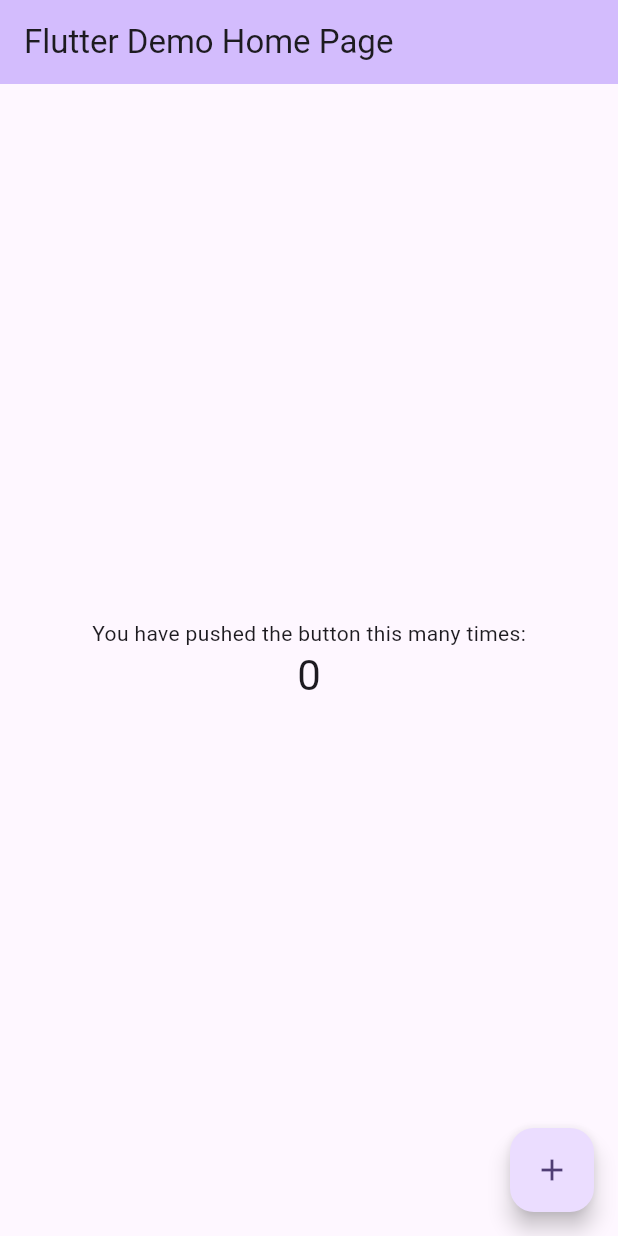
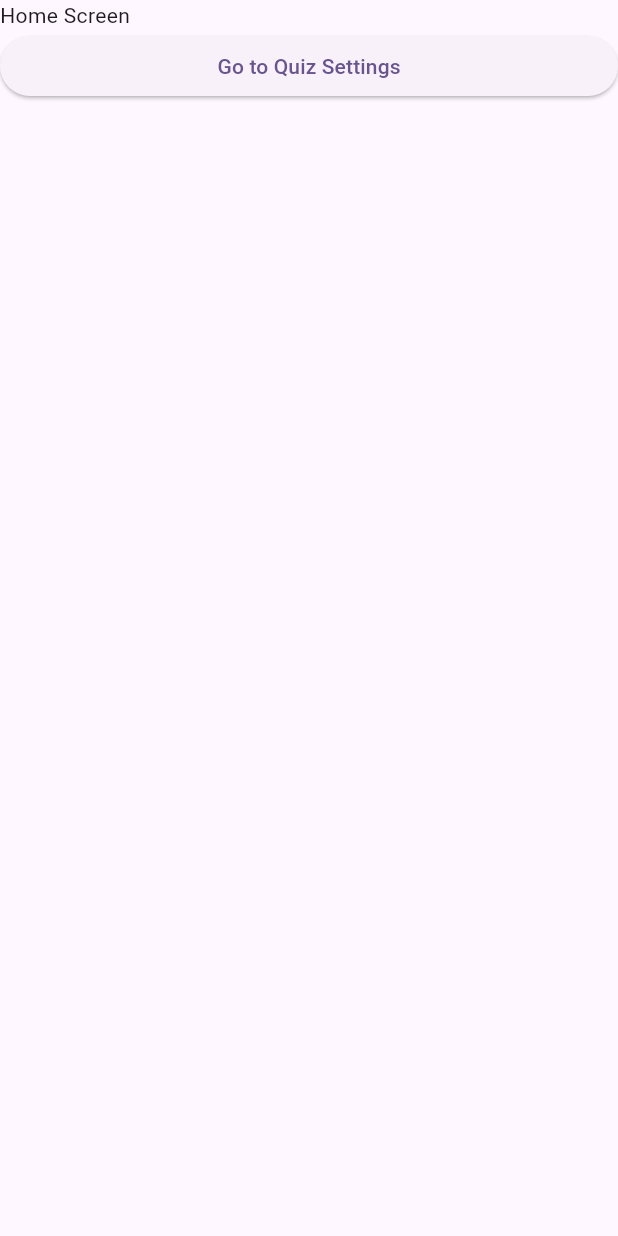
Before and after one commit to cavareal/Quiz_Flutter, a Flutter app: the screen it shows after launch, on a phone screen of 412 x 824 dp. Run offline on Flutter 3.47's test engine with Material 3 defaults, Android fonts, the phone set to English and light mode, and no system bars.

Commit message:
feat: add the home screen and the settings screen

```diff
--- a/lib/main.dart
+++ b/lib/main.dart
@@ -1,4 +1,6 @@
 import 'package:flutter/material.dart';
+import 'package:quizz/ui/screens/home_screen.dart';
+import 'package:quizz/ui/screens/quiz_settings_screen.dart';
 
 void main() {
   runApp(const MyApp());
@@ -13,113 +15,14 @@
     return MaterialApp(
       title: 'Flutter Demo',
       theme: ThemeData(
-        // This is the theme of your application.
-        //
-        // TRY THIS: Try running your application with "flutter run". You'll see
-        // the application has a purple toolbar. Then, without quitting the app,
-        // try changing the seedColor in the colorScheme below to Colors.green
-        // and then invoke "hot reload" (save your changes or press the "hot
-        // reload" button in a Flutter-supported IDE, or press "r" if you used
-        // the command line to start the app).
-        //
-        // Notice that the counter didn't reset back to zero; the application
-        // state is not lost during the reload. To reset the state, use hot
-        // restart instead.
-        //
-        // This works for code too, not just values: Most code changes can be
-        // tested with just a hot reload.
         colorScheme: ColorScheme.fromSeed(seedColor: Colors.deepPurple),
         useMaterial3: true,
       ),
-      home: const MyHomePage(title: 'Flutter Demo Home Page'),
+      routes: {
+        '/home': (context) => const HomeScreen(),
+        '/quiz-settings': (context) => const QuizSettingsScreen(),
+      },
+      initialRoute: '/home',
     );
   }
 }
-
-class MyHomePage extends StatefulWidget {
-  const MyHomePage({super.key, required this.title});
-
-  // This widget is the home page of your application. It is stateful, meaning
-  // that it has a State object (defined below) that contains fields that affect
-  // how it looks.
-
-  // This class is the configuration for the state. It holds the values (in this
-  // case the title) provided by the parent (in this case the App widget) and
-  // used by the build method of the State. Fields in a Widget subclass are
-  // always marked "final".
-
-  final String title;
-
-  @override
-  State<MyHomePage> createState() => _MyHomePageState();
-}
-
-class _MyHomePageState extends State<MyHomePage> {
-  int _counter = 0;
-
-  void _incrementCounter() {
-    setState(() {
-      // This call to setState tells the Flutter framework that something has
-      // changed in this State, which causes it to rerun the build method below
-      // so that the display can reflect the updated values. If we changed
-      // _counter without calling setState(), then the build method would not be
-      // called again, and so nothing would appear to happen.
-      _counter++;
-    });
-  }
-
-  @override
-  Widget build(BuildContext context) {
-    // This method is rerun every time setState is called, for instance as done
-    // by the _incrementCounter method above.
-    //
-    // The Flutter framework has been optimized to make rerunning build methods
-    // fast, so that you can just rebuild anything that needs updating rather
-    // than having to individually change instances of widgets.
-    return Scaffold(
-      appBar: AppBar(
-        // TRY THIS: Try changing the color here to a specific color (to
-        // Colors.amber, perhaps?) and trigger a hot reload to see the AppBar
-        // change color while the other colors stay the same.
-        backgroundColor: Theme.of(context).colorScheme.inversePrimary,
-        // Here we take the value from the MyHomePage object that was created by
-        // the App.build method, and use it to set our appbar title.
-        title: Text(widget.title),
-      ),
-      body: Center(
-        // Center is a layout widget. It takes a single child and positions it
-        // in the middle of the parent.
-        child: Column(
-          // Column is also a layout widget. It takes a list of children and
-          // arranges them vertically. By default, it sizes itself to fit its
-          // children horizontally, and tries to be as tall as its parent.
-          //
-          // Column has various properties to control how it sizes itself and
-          // how it positions its children. Here we use mainAxisAlignment to
-          // center the children vertically; the main axis here is the vertical
-          // axis because Columns are vertical (the cross axis would be
-          // horizontal).
-          //
-          // TRY THIS: Invoke "debug painting" (choose the "Toggle Debug Paint"
-          // action in the IDE, or press "p" in the console), to see the
-          // wireframe for each widget.
-          mainAxisAlignment: MainAxisAlignment.center,
-          children: <Widget>[
-            const Text(
-              'You have pushed the button this many times:',
-            ),
-            Text(
-              '$_counter',
-              style: Theme.of(context).textTheme.headlineMedium,
-            ),
-          ],
-        ),
-      ),
-      floatingActionButton: FloatingActionButton(
-        onPressed: _incrementCounter,
-        tooltip: 'Increment',
-        child: const Icon(Icons.add),
-      ), // This trailing comma makes auto-formatting nicer for build methods.
-    );
-  }
-}
--- /dev/null
+++ b/lib/ui/screens/home_screen.dart
@@ -0,0 +1,24 @@
+import 'package:flutter/material.dart';
+
+class HomeScreen extends StatelessWidget {
+  const HomeScreen({super.key});
+
+  @override
+  Widget build(BuildContext context) {
+    return Scaffold(
+      body: Center(
+        child: ListView(
+            children: [
+              const Text('Home Screen'),
+              ElevatedButton(
+                  onPressed:() {
+                    Navigator.of(context).pushNamed('/quiz-settings');
+                  },
+                  child: const Text('Go to Quiz Settings')
+              )
+            ]
+        ),
+      ),
+    );
+  }
+}
```
Also changed, not shown: lib/ui/screens/quiz_settings_screen.dart (added, +24 -0 lines).
